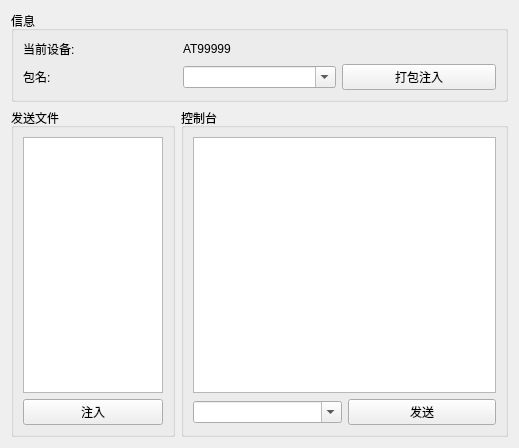
The window that Modules/U9Inject/su9inject.ui (cnscj/WorkHelper) describes before a commit, drawn with Qt 5.
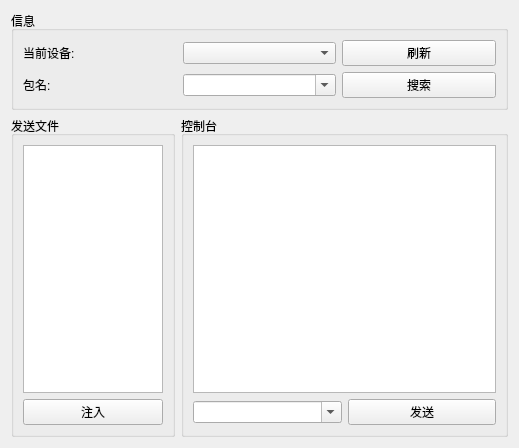
The same window after the commit. Custom widgets are drawn as their Qt base class.

Diff of the .ui file:
```diff
--- a/Modules/U9Inject/su9inject.ui
+++ b/Modules/U9Inject/su9inject.ui
@@ -41,17 +41,20 @@
         </property>
        </widget>
       </item>
-      <item row="0" column="1">
-       <widget class="QLabel" name="deviceText">
-        <property name="text">
-         <string>AT99999</string>
-        </property>
-       </widget>
-      </item>
       <item row="1" column="2">
-       <widget class="QPushButton" name="injectBtn">
+       <widget class="QPushButton" name="searchPackageBtn">
         <property name="text">
-         <string>打包注入</string>
+         <string>搜索</string>
+        </property>
+       </widget>
+      </item>
+      <item row="0" column="1">
+       <widget class="QComboBox" name="devicesCob"/>
+      </item>
+      <item row="0" column="2">
+       <widget class="QPushButton" name="refreshDeviceBtn">
+        <property name="text">
+         <string>刷新</string>
         </property>
        </widget>
       </item>
@@ -70,7 +73,7 @@
          <widget class="SDragListWidget" name="filesList"/>
         </item>
         <item row="1" column="0">
-         <widget class="QPushButton" name="injectBtn_2">
+         <widget class="QPushButton" name="injectBtn">
           <property name="text">
            <string>注入</string>
           </property>
```
